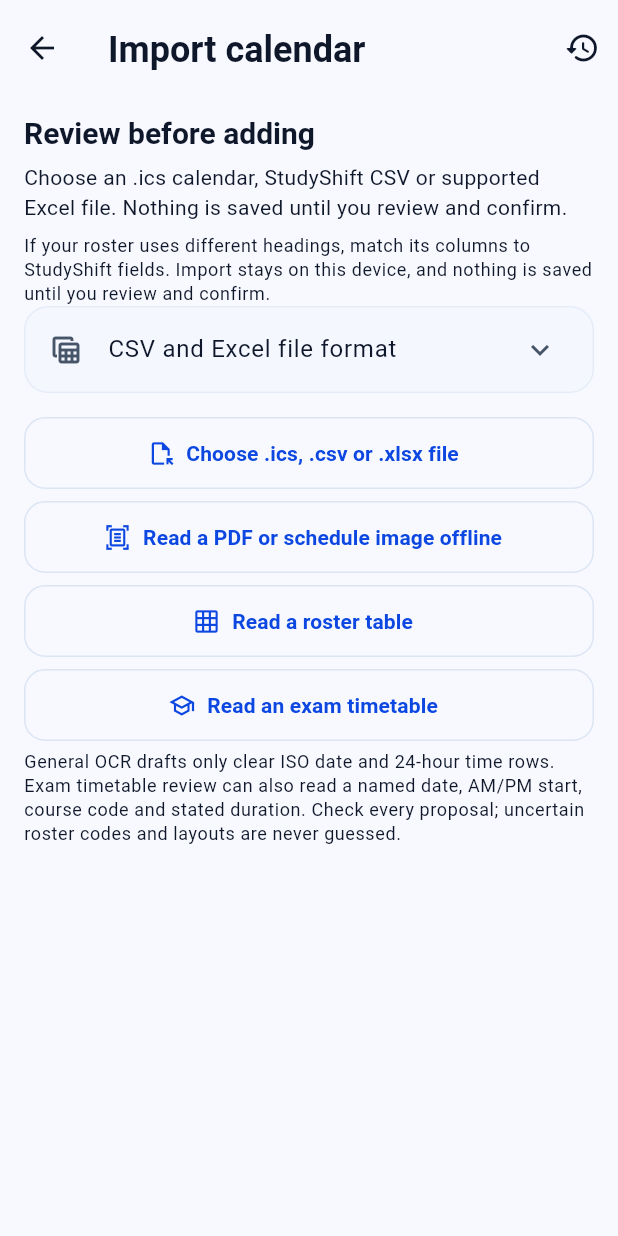
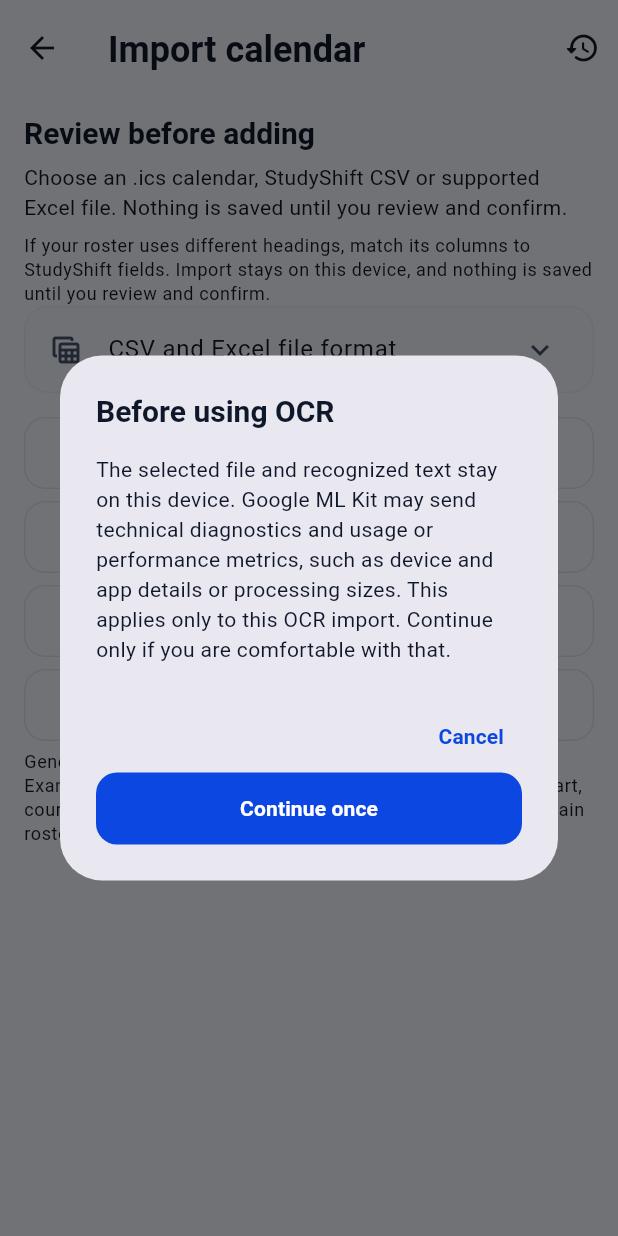
Before and after one commit to KuroJay246/StudyShift, a Flutter app: the ScheduleImportPage screen opened directly, after a tap on "Read a roster table", on a phone screen of 412 x 824 dp. Run offline on Flutter 3.47's test engine with Material 3 defaults, Android fonts, the phone set to English and light mode, and no system bars; our stand-ins replace drift, drift_flutter, flutter_local_notifications, flutter_riverpod, flutter_svg, timezone; missing offline and left inert: cryptography, firstfloor_calendar, spreadsheet_decoder; accounts and stored records are empty; generated files the repository leaves out were written again.

Commit message:
Require consent before OCR import

```diff
--- a/app/lib/presentation/screens/schedule_import_page.dart
+++ b/app/lib/presentation/screens/schedule_import_page.dart
@@ -353,6 +353,7 @@ class _ScheduleImportPageState extends ConsumerState<ScheduleImportPage> {
   }
 
   Future<void> _selectOcrFile({bool examTimetable = false}) async {
+    if (!await _confirmOcrMetrics()) return;
     setState(() {
       _loading = true;
       _error = null;
@@ -422,6 +423,7 @@ class _ScheduleImportPageState extends ConsumerState<ScheduleImportPage> {
   }
 
   Future<void> _selectRosterTable() async {
+    if (!await _confirmOcrMetrics()) return;
     setState(() {
       _loading = true;
       _error = null;
@@ -482,6 +484,33 @@ class _ScheduleImportPageState extends ConsumerState<ScheduleImportPage> {
     } finally {
       if (mounted) setState(() => _loading = false);
     }
+  }
+
+  Future<bool> _confirmOcrMetrics() async {
+    final confirmed = await showDialog<bool>(
+      context: context,
+      builder: (dialogContext) => AlertDialog(
+        title: const Text('Before using OCR'),
+        content: const Text(
+          'The selected file and recognized text stay on this device. '
+          'Google ML Kit may send technical diagnostics and usage or '
+          'performance metrics, such as device and app details or processing '
+          'sizes. This applies only to this OCR import. Continue only if you '
+          'are comfortable with that.',
+        ),
+        actions: [
+          TextButton(
+            onPressed: () => Navigator.of(dialogContext).pop(false),
+            child: const Text('Cancel'),
+          ),
+          FilledButton(
+            onPressed: () => Navigator.of(dialogContext).pop(true),
+            child: const Text('Continue once'),
+          ),
+        ],
+      ),
+    );
+    return confirmed == true;
   }
 
   Future<void> _chooseRosterFirstDate() async {
--- a/app/pubspec.yaml
+++ b/app/pubspec.yaml
@@ -1,7 +1,7 @@
 name: shift_study
 description: "Private, offline-first personal scheduling for work, study and everyday life."
 publish_to: 'none'
-version: 0.1.0+20345
+version: 0.1.0+20346
 
 environment:
   sdk: ^3.13.7
```
Also changed, not shown: 3 other files.
